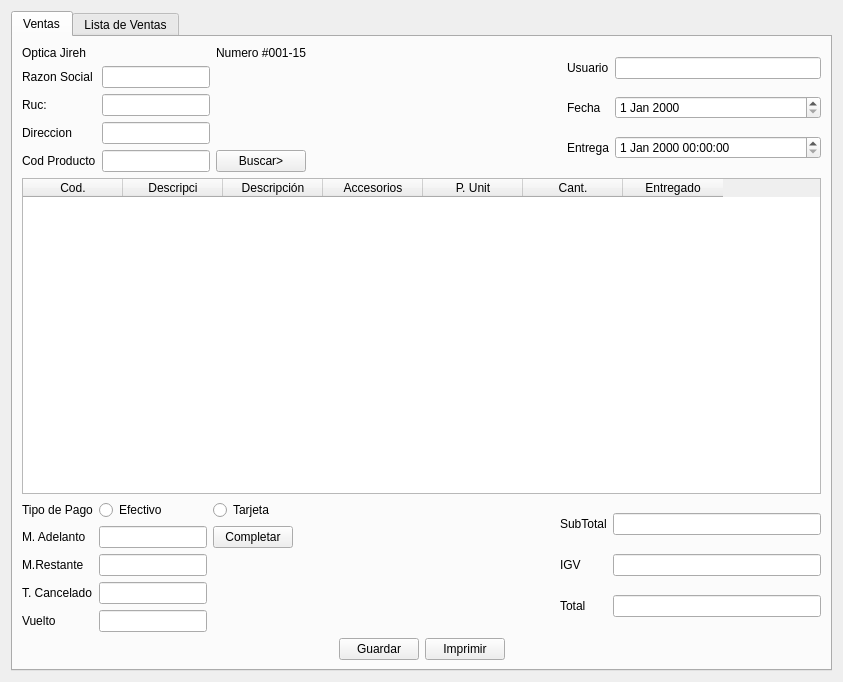
This is venta/uiventas.ui in rodety/manager as Qt 5 draws it before an edit. The edited form follows.
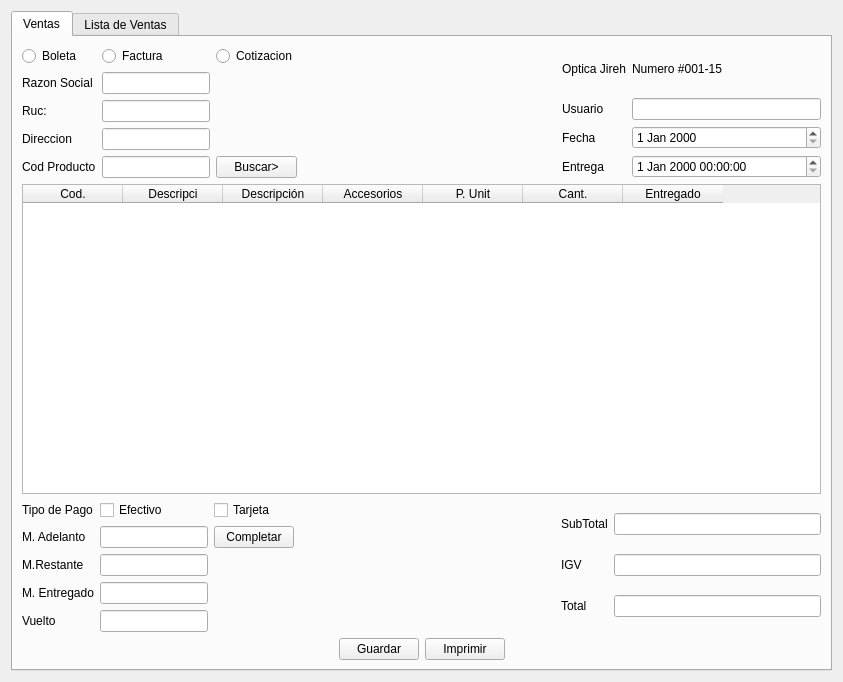
This is the edited form. The open tabs and pages were chosen to show the change.

Commit message: ultimos cambios

Diff of the .ui file:
```diff
--- a/venta/uiventas.ui
+++ b/venta/uiventas.ui
@@ -31,64 +31,71 @@
         <layout class="QHBoxLayout" name="horizontalLayout_3">
          <item>
           <layout class="QGridLayout" name="gridLayout_2">
-           <item row="5" column="2">
+           <item row="6" column="2">
             <widget class="QPushButton" name="pushButton">
              <property name="text">
               <string>Buscar&gt;</string>
              </property>
             </widget>
            </item>
-           <item row="4" column="0">
+           <item row="5" column="0">
             <widget class="QLabel" name="label_4">
              <property name="text">
               <string>Direccion</string>
              </property>
             </widget>
            </item>
-           <item row="5" column="1">
+           <item row="6" column="1">
             <widget class="QLineEdit" name="lineEdit_4"/>
            </item>
-           <item row="5" column="0">
+           <item row="6" column="0">
             <widget class="QLabel" name="label_5">
              <property name="text">
               <string>Cod Producto</string>
              </property>
             </widget>
            </item>
-           <item row="4" column="1">
+           <item row="5" column="1">
             <widget class="QLineEdit" name="lineEdit_3"/>
            </item>
-           <item row="3" column="1">
+           <item row="4" column="1">
             <widget class="QLineEdit" name="lineEdit_2"/>
            </item>
-           <item row="2" column="0">
+           <item row="3" column="0">
             <widget class="QLabel" name="label_2">
              <property name="text">
               <string>Razon Social</string>
              </property>
             </widget>
            </item>
-           <item row="3" column="0">
+           <item row="4" column="0">
             <widget class="QLabel" name="label_3">
              <property name="text">
               <string>Ruc:</string>
              </property>
             </widget>
            </item>
-           <item row="2" column="1">
+           <item row="3" column="1">
             <widget class="QLineEdit" name="lineEdit"/>
            </item>
-           <item row="1" column="0">
-            <widget class="QLabel" name="label">
+           <item row="2" column="0">
+            <widget class="QRadioButton" name="radioButton_3">
              <property name="text">
-              <string>Optica Jireh</string>
+              <string>Boleta</string>
              </property>
             </widget>
            </item>
-           <item row="1" column="2">
-            <widget class="QLabel" name="label_19">
+           <item row="2" column="1">
+            <widget class="QRadioButton" name="radioButton_4">
              <property name="text">
-              <string>Numero #001-15</string>
+              <string>Factura</string>
+             </property>
+            </widget>
+           </item>
+           <item row="2" column="2">
+            <widget class="QRadioButton" name="radioButton">
+             <property name="text">
+              <string>Cotizacion</string>
              </property>
             </widget>
            </item>
@@ -109,36 +116,50 @@
          </item>
          <item>
           <layout class="QGridLayout" name="gridLayout">
-           <item row="1" column="0">
+           <item row="2" column="0">
             <widget class="QLabel" name="label_17">
              <property name="text">
               <string>Fecha</string>
              </property>
             </widget>
            </item>
-           <item row="2" column="1">
+           <item row="3" column="1">
             <widget class="QDateTimeEdit" name="dateTimeEdit"/>
            </item>
-           <item row="2" column="0">
+           <item row="3" column="0">
             <widget class="QLabel" name="label_18">
              <property name="text">
               <string>Entrega</string>
              </property>
             </widget>
            </item>
-           <item row="1" column="1">
+           <item row="2" column="1">
             <widget class="QDateEdit" name="dateEdit"/>
            </item>
-           <item row="0" column="0">
+           <item row="1" column="0">
             <widget class="QLabel" name="label_20">
              <property name="text">
               <string>Usuario</string>
              </property>
             </widget>
            </item>
-           <item row="0" column="1">
+           <item row="1" column="1">
             <widget class="QLineEdit" name="lineEdit_12"/>
            </item>
+           <item row="0" column="1">
+            <widget class="QLabel" name="label_19">
+             <property name="text">
+              <string>Numero #001-15</string>
+             </property>
+            </widget>
+           </item>
+           <item row="0" column="0">
+            <widget class="QLabel" name="label">
+             <property name="text">
+              <string>Optica Jireh</string>
+             </property>
+            </widget>
+           </item>
           </layout>
          </item>
         </layout>
@@ -203,7 +224,7 @@
            <item row="4" column="0">
             <widget class="QLabel" name="label_11">
              <property name="text">
-              <string>T. Cancelado</string>
+              <string>M. Entregado</string>
              </property>
             </widget>
            </item>
@@ -233,20 +254,6 @@
            <item row="5" column="1">
             <widget class="QLineEdit" name="lineEdit_11"/>
            </item>
-           <item row="1" column="2">
-            <widget class="QRadioButton" name="radioButton_2">
-             <property name="text">
-              <string>Tarjeta</string>
-             </property>
-            </widget>
-           </item>
-           <item row="1" column="1">
-            <widget class="QRadioButton" name="radioButton">
-             <property name="text">
-              <string>Efectivo</string>
-             </property>
-            </widget>
-           </item>
            <item row="1" column="0">
             <widget class="QLabel" name="label_13">
              <property name="text">
@@ -254,6 +261,20 @@
              </property>
             </widget>
            </item>
+           <item row="1" column="1">
+            <widget class="QCheckBox" name="checkBox">
+             <property name="text">
+              <string>Efectivo</string>
+             </property>
+            </widget>
+           </item>
+           <item row="1" column="2">
+            <widget class="QCheckBox" name="checkBox_2">
+             <property name="text">
+              <string>Tarjeta</string>
+             </property>
+            </widget>
+           </item>
           </layout>
          </item>
          <item>
```
Left out of the diff: 2 changed lines with no effect on the pictures. The commit also changes 2 other files.
